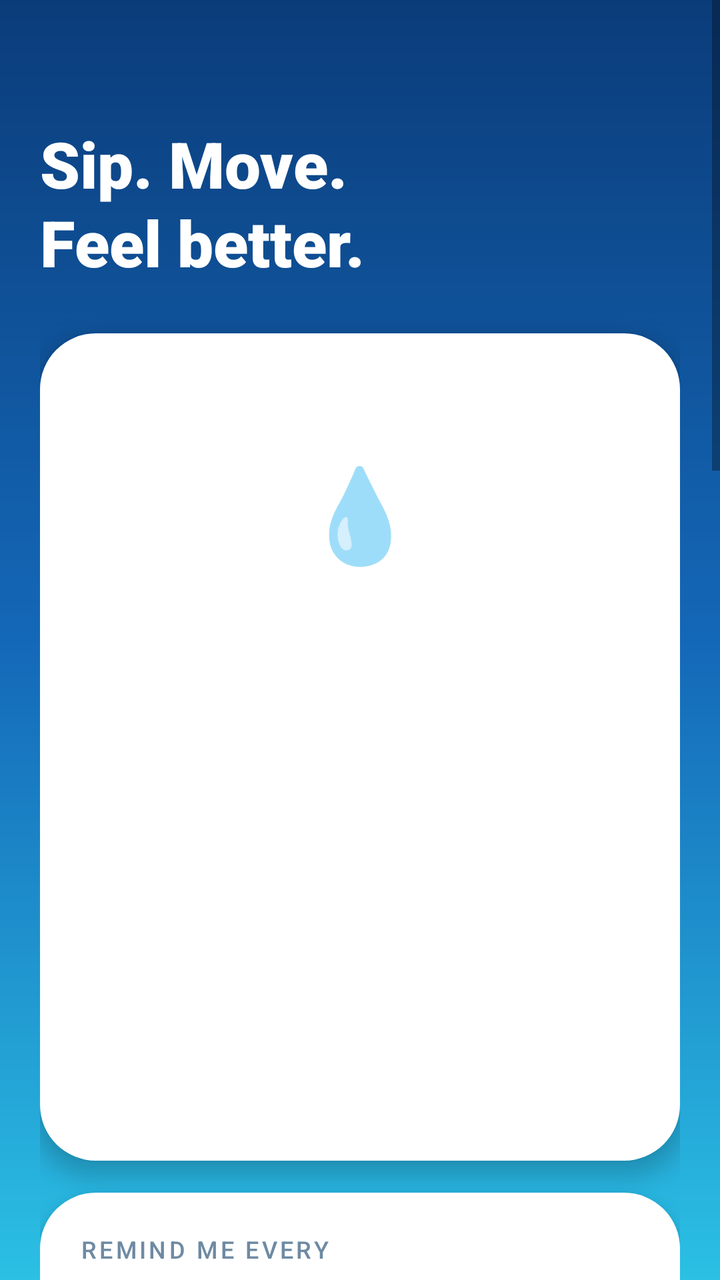
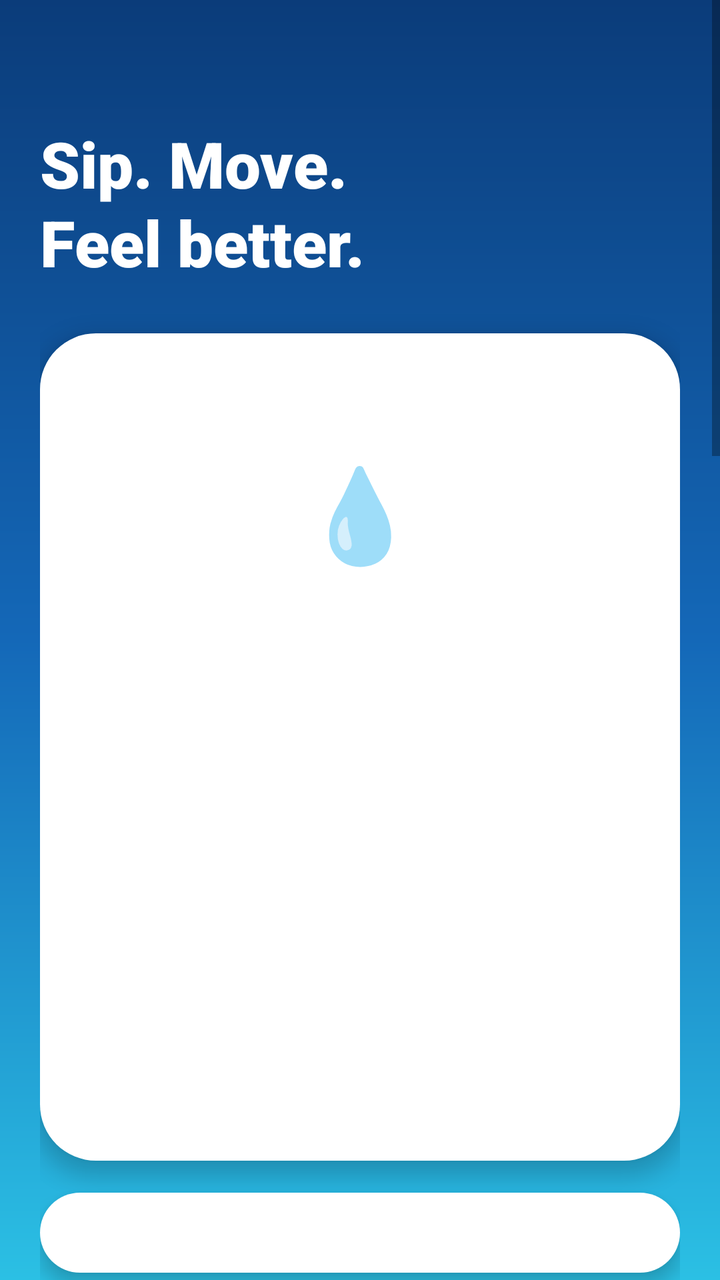

The first picture is an Android layout as it rendered before a commit; the second is the same layout after the commit. The layout source and the unified diff follow.
<!-- AndroidManifest.xml: application theme AppTheme -->
<!-- res/layout/activity_main.xml -->
<?xml version="1.0" encoding="utf-8"?>
<ScrollView xmlns:android="http://schemas.android.com/apk/res/android"
    android:layout_width="match_parent"
    android:layout_height="match_parent"
    android:background="@drawable/bg_main"
    android:fillViewport="true">

    <LinearLayout
        android:layout_width="match_parent"
        android:layout_height="wrap_content"
        android:orientation="vertical"
        android:paddingStart="20dp"
        android:paddingEnd="20dp"
        android:paddingTop="36dp"
        android:paddingBottom="32dp">

        
        <TextView
            android:id="@+id/greeting"
            android:layout_width="wrap_content"
            android:layout_height="wrap_content"
            android:textColor="#CCE9FF"
            android:textSize="15sp"
            android:fontFamily="sans-serif-medium" />

        <TextView
            android:layout_width="wrap_content"
            android:layout_height="wrap_content"
            android:layout_marginTop="4dp"
            android:text="Sip. Move.\nFeel better."
            android:textColor="#FFFFFF"
            android:textSize="32sp"
            android:lineSpacingExtra="2dp"
            android:fontFamily="sans-serif-black" />

        
        <LinearLayout
            android:id="@+id/heroCard"
            android:layout_width="match_parent"
            android:layout_height="wrap_content"
            android:layout_marginTop="24dp"
            android:background="@drawable/bg_card"
            android:elevation="6dp"
            android:gravity="center_horizontal"
            android:orientation="vertical"
            android:padding="24dp">

            <LinearLayout
                android:id="@+id/toggle"
                android:layout_width="184dp"
                android:layout_height="184dp"
                android:clickable="true"
                android:focusable="true"
                android:elevation="4dp"
                android:gravity="center"
                android:orientation="vertical">

                <TextView
                    android:id="@+id/toggleEmoji"
                    android:layout_width="wrap_content"
                    android:layout_height="wrap_content"
                    android:text="💧"
                    android:textSize="46sp" />

                <TextView
                    android:id="@+id/toggleState"
                    android:layout_width="wrap_content"
                    android:layout_height="wrap_content"
                    android:layout_marginTop="2dp"
                    android:textSize="26sp"
                    android:fontFamily="sans-serif-black" />

                <TextView
                    android:id="@+id/toggleHint"
                    android:layout_width="wrap_content"
                    android:layout_height="wrap_content"
                    android:textSize="12sp"
                    android:fontFamily="sans-serif-medium" />
            </LinearLayout>

            <TextView
                android:id="@+id/status"
                android:layout_width="wrap_content"
                android:layout_height="wrap_content"
                android:layout_marginTop="18dp"
                android:gravity="center"
                android:textColor="#0B2E4F"
                android:textSize="17sp"
                android:fontFamily="sans-serif-medium" />

            <TextView
                android:id="@+id/countdown"
                android:layout_width="wrap_content"
                android:layout_height="wrap_content"
                android:layout_marginTop="2dp"
                android:textColor="#6E8AA3"
                android:textSize="14sp" />

            
            <LinearLayout
                android:layout_width="match_parent"
                android:layout_height="wrap_content"
                android:layout_marginTop="16dp"
                android:orientation="horizontal">

                <TextView
                    android:id="@+id/startTime"
                    android:layout_width="0dp"
                    android:layout_height="wrap_content"
                    android:layout_weight="1"
                    android:layout_marginEnd="6dp"
                    android:gravity="center"
                    android:paddingTop="12dp"
                    android:paddingBottom="12dp"
                                        android:textColor="#FFFFFF"
                    android:textSize="14sp"
                    android:fontFamily="sans-serif-medium" />

                <TextView
                    android:id="@+id/endTime"
                    android:layout_width="0dp"
                    android:layout_height="wrap_content"
                    android:layout_weight="1"
                    android:layout_marginStart="6dp"
                    android:gravity="center"
                    android:paddingTop="12dp"
                    android:paddingBottom="12dp"
                                        android:textColor="#FFFFFF"
                    android:textSize="14sp"
                    android:fontFamily="sans-serif-medium" />
            </LinearLayout>

            
            <LinearLayout
                android:layout_width="match_parent"
                android:layout_height="wrap_content"
                android:layout_marginTop="18dp"
                android:orientation="horizontal">

                <TextView
                    android:id="@+id/statDone"
                    android:layout_width="0dp"
                    android:layout_height="wrap_content"
                    android:layout_weight="1"
                    android:layout_marginEnd="6dp"
                    android:gravity="center"
                    android:paddingTop="12dp"
                    android:paddingBottom="12dp"
                    android:textColor="#0B4F8A"
                    android:textSize="14sp"
                    android:fontFamily="sans-serif-medium" />

                <TextView
                    android:id="@+id/statEvery"
                    android:layout_width="0dp"
                    android:layout_height="wrap_content"
                    android:layout_weight="1"
                    android:layout_marginStart="6dp"
                    android:gravity="center"
                    android:paddingTop="12dp"
                    android:paddingBottom="12dp"
                    android:textColor="#0B4F8A"
                    android:textSize="14sp"
                    android:fontFamily="sans-serif-medium" />
            </LinearLayout>
        </LinearLayout>

        
        <LinearLayout
            android:layout_width="match_parent"
            android:layout_height="wrap_content"
            android:layout_marginTop="16dp"
            android:background="@drawable/bg_card"
            android:elevation="6dp"
            android:orientation="vertical"
            android:padding="20dp">

            <TextView
                android:layout_width="wrap_content"
                android:layout_height="wrap_content"
                android:text="REMIND ME EVERY"
                android:letterSpacing="0.12"
                android:textColor="#6E8AA3"
                android:textSize="12sp"
                android:fontFamily="sans-serif-medium" />

            <LinearLayout
                android:layout_width="match_parent"
                android:layout_height="wrap_content"
                android:layout_marginTop="12dp"
                android:gravity="center"
                android:orientation="horizontal">

                <TextView
                    android:id="@+id/minus"
                    android:layout_width="52dp"
                    android:layout_height="52dp"
                    android:gravity="center"
                    android:text="−"
                    android:textColor="#1468B8"
                    android:textSize="26sp" />

                <LinearLayout
                    android:layout_width="0dp"
                    android:layout_height="wrap_content"
                    android:layout_weight="1"
                    android:gravity="center"
                    android:orientation="vertical">

                    <TextView
                        android:id="@+id/interval"
                        android:layout_width="wrap_content"
                        android:layout_height="wrap_content"
                        android:textColor="#0B2E4F"
                        android:textSize="44sp"
                        android:fontFamily="sans-serif-black" />

                    <TextView
                        android:layout_width="wrap_content"
                        android:layout_height="wrap_content"
                        android:text="minutes"
                        android:textColor="#6E8AA3"
                        android:textSize="13sp" />
                </LinearLayout>

                <TextView
                    android:id="@+id/plus"
                    android:layout_width="52dp"
                    android:layout_height="52dp"
                    android:gravity="center"
                    android:text="+"
                    android:textColor="#1468B8"
                    android:textSize="26sp" />
            </LinearLayout>

            <LinearLayout
                android:id="@+id/presets"
                android:layout_width="match_parent"
                android:layout_height="wrap_content"
                android:layout_marginTop="16dp"
                android:orientation="horizontal" />
        </LinearLayout>

        
        <LinearLayout
            android:layout_width="match_parent"
            android:layout_height="wrap_content"
            android:layout_marginTop="16dp"
            android:background="@drawable/bg_card"
            android:elevation="6dp"
            android:orientation="vertical"
            android:padding="20dp">

            <TextView
                android:layout_width="wrap_content"
                android:layout_height="wrap_content"
                android:text="ALERT STYLE"
                android:letterSpacing="0.12"
                android:textColor="#6E8AA3"
                android:textSize="12sp"
                android:fontFamily="sans-serif-medium" />

            <LinearLayout
                android:id="@+id/alertModes"
                android:layout_width="match_parent"
                android:layout_height="wrap_content"
                android:layout_marginTop="12dp"
                android:orientation="horizontal" />

            <TextView
                android:layout_width="wrap_content"
                android:layout_height="wrap_content"
                android:layout_marginTop="12dp"
                android:text="Sound plays your alarm tone once. The reminder stays until you tap Done, or Snooze to be reminded again in 5 min."
                android:textColor="#6E8AA3"
                android:textSize="13sp" />
        </LinearLayout>

        
        <LinearLayout
            android:layout_width="match_parent"
            android:layout_height="wrap_content"
            android:layout_marginTop="16dp"
            android:background="@drawable/bg_card"
            android:elevation="6dp"
            android:orientation="vertical"
            android:padding="20dp">

            <TextView
                android:layout_width="wrap_content"
                android:layout_height="wrap_content"
                android:text="MOVE WITH EACH REMINDER"
                android:letterSpacing="0.12"
                android:textColor="#6E8AA3"
                android:textSize="12sp"
                android:fontFamily="sans-serif-medium" />

            <TextView
                android:id="@+id/moveSummary"
                android:layout_width="match_parent"
                android:layout_height="wrap_content"
                android:layout_marginTop="10dp"
                android:textColor="#0B2E4F"
                android:textSize="15sp" />

            <LinearLayout
                android:layout_width="match_parent"
                android:layout_height="wrap_content"
                android:layout_marginTop="14dp"
                android:orientation="horizontal">

                <TextView
                    android:id="@+id/moveToggle"
                    android:layout_width="0dp"
                    android:layout_height="wrap_content"
                    android:layout_weight="1"
                    android:layout_marginEnd="6dp"
                    android:gravity="center"
                    android:paddingTop="14dp"
                    android:paddingBottom="14dp"
                    android:textSize="15sp"
                    android:fontFamily="sans-serif-medium" />

                <TextView
                    android:id="@+id/moveBrowse"
                    android:layout_width="0dp"
                    android:layout_height="wrap_content"
                    android:layout_weight="1"
                    android:layout_marginStart="6dp"
                    android:gravity="center"
                    android:paddingTop="14dp"
                    android:paddingBottom="14dp"
                    android:text="Choose activities  ›"
                    android:textColor="#FFFFFF"
                    android:textSize="15sp"
                    android:fontFamily="sans-serif-medium" />
            </LinearLayout>
        </LinearLayout>

        
        <TextView
            android:id="@+id/exact"
            android:layout_width="match_parent"
            android:layout_height="wrap_content"
            android:layout_marginTop="16dp"
            android:elevation="6dp"
            android:padding="18dp"
            android:text="⏰  Tap to allow on-time reminders (one-time setup)"
            android:textColor="#5C3B00"
            android:textSize="14sp"
            android:fontFamily="sans-serif-medium"
            android:visibility="gone" />

        <TextView
            android:id="@+id/test"
            android:layout_width="match_parent"
            android:layout_height="wrap_content"
            android:layout_marginTop="20dp"
            android:gravity="center"
            android:padding="16dp"
            android:text="▶  Try a reminder now"
            android:textColor="#FFFFFF"
            android:textSize="16sp"
            android:fontFamily="sans-serif-medium" />

        
        <LinearLayout
            android:layout_width="match_parent"
            android:layout_height="wrap_content"
            android:layout_marginTop="20dp"
            android:background="@drawable/bg_info"
            android:orientation="vertical"
            android:padding="18dp">

            <TextView
                android:layout_width="wrap_content"
                android:layout_height="wrap_content"
                android:text="HOW IT WORKS"
                android:letterSpacing="0.12"
                android:textColor="#FFFFFF"
                android:textSize="12sp"
                android:fontFamily="sans-serif-medium" />

            <TextView
                android:layout_width="match_parent"
                android:layout_height="wrap_content"
                android:layout_marginTop="10dp"
                android:lineSpacingExtra="4dp"
                android:text="🗓  Reminders ring every day between your Start and End time, on a fixed timetable.\n     Example: start 9:00, every 30 min → 9:00, 9:30, 10:00 …\n\n🌙  It never rings while Do Not Disturb or Airplane mode is on. Those slots are simply skipped.\n\n🔁  When you switch them off, it continues on the same timetable.\n     Example: DND ends at 9:05 → next reminder at 9:30.\n\n💪  Each reminder can suggest a quick activity: push-ups, a stretch, a brain game or a walk after lunch. Tap the reminder for step-by-step instructions, or Swap for something else.\n\n🔔  Alert style: Sound, Vibrate, Both, or Notify only (the reminder appears with no sound or buzz).\n\n🎚  Your phone\'s alert slider also applies: on Silent it stays quiet, on Vibrate it only buzzes."
                android:textColor="#E6F4FF"
                android:textSize="13sp" />
        </LinearLayout>
    </LinearLayout>
</ScrollView>
<!-- resources referenced by this layout -->
<resources>
  <!-- drawable bg_card (drawable) -->
  <?xml version="1.0" encoding="utf-8"?>
  <shape xmlns:android="http://schemas.android.com/apk/res/android">
      <solid android:color="#FFFFFFFF" />
      <corners android:radius="28dp" />
  </shape>
  <!-- drawable bg_info (drawable) -->
  <?xml version="1.0" encoding="utf-8"?>
  <shape xmlns:android="http://schemas.android.com/apk/res/android">
      <solid android:color="#26FFFFFF" />
      <stroke android:width="1dp" android:color="#55FFFFFF" />
      <corners android:radius="24dp" />
  </shape>
  <!-- drawable bg_main (drawable) -->
  <?xml version="1.0" encoding="utf-8"?>
  <shape xmlns:android="http://schemas.android.com/apk/res/android">
      <gradient
          android:angle="300"
          android:startColor="#0B3C7A"
          android:centerColor="#1468B8"
          android:endColor="#2BC0E4"
          android:type="linear" />
  </shape>
  <style name="AppTheme" parent="android:Theme.Material.Light.NoActionBar">
          <item name="android:statusBarColor">#F4F9FC</item>
          <item name="android:windowLightStatusBar">true</item>
          <item name="android:colorAccent">#1A7FB8</item>
      </style>
</resources>

<!-- the commit's change to res/layout/activity_main.xml (unified diff, before → after) -->
@@ -167,6 +167,17 @@
 
         
         <LinearLayout
+            android:id="@+id/blinkCard"
+            android:layout_width="match_parent"
+            android:layout_height="wrap_content"
+            android:layout_marginTop="16dp"
+            android:background="@drawable/bg_card"
+            android:elevation="6dp"
+            android:orientation="vertical"
+            android:padding="20dp" />
+
+        
+        <LinearLayout
             android:layout_width="match_parent"
             android:layout_height="wrap_content"
             android:layout_marginTop="16dp"
